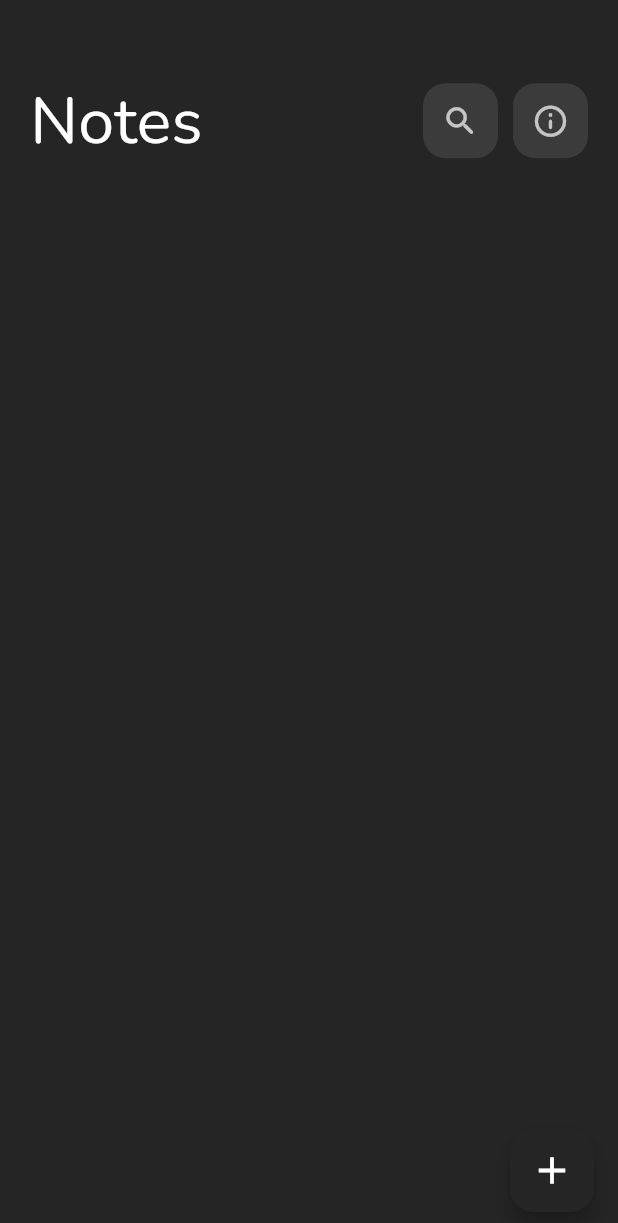
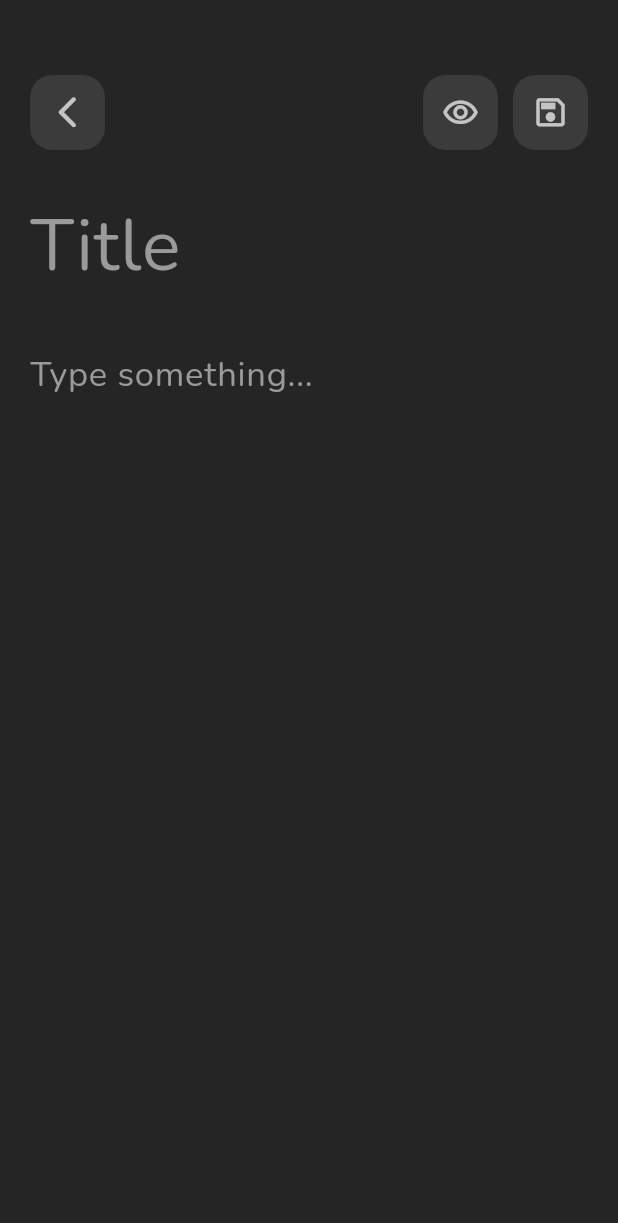
Before and after one commit to Floskam1/note_app, a Flutter app: the NotesScreen screen opened by its route, after a tap on the "add" icon, on a phone screen of 412 x 824 dp. Shown: the top 1223 px of the screen. Run offline on Flutter 3.47's test engine with Material 3 defaults, Android fonts, the phone set to English and light mode, and no system bars; our stand-ins replace equatable, flutter_bloc, flutter_svg, get_it, go_router, google_sign_in and 1 more; missing offline and left inert: flutter_quill; accounts and stored records are empty.

Commit message:
Second Commit

```diff
--- /dev/null
+++ b/devtools_options.yaml
@@ -0,0 +1,3 @@
+description: This file stores settings for Dart & Flutter DevTools.
+documentation: https://docs.flutter.dev/tools/devtools/extensions#configure-extension-enablement-states
+extensions:
--- a/lib/core/router/app_router.dart
+++ b/lib/core/router/app_router.dart
@@ -4,6 +4,7 @@ import 'package:note_app/core/middlewares/auth_middleware.dart';
 import 'package:note_app/features/authentication/presentation/screens/forgot_password_screen.dart';
 import 'package:note_app/features/authentication/presentation/screens/sign_in_screen.dart';
 import 'package:note_app/features/authentication/presentation/screens/sign_up_screen.dart';
+import 'package:note_app/features/note/presentation/screens/note_details_screen.dart';
 import 'package:note_app/features/note/presentation/screens/notes_screen.dart';
 
 class AppRouter {
@@ -11,6 +12,7 @@ class AppRouter {
   static const String signIn = "sign-in";
   static const String forgotPassword = "forgot-password";
   static const String notes = "notes";
+  static const String noteDetails = "note-details";
 
   GoRouter get routerConfig => GoRouter(
     initialLocation: "/",
@@ -24,6 +26,13 @@ class AppRouter {
       GoRoute(
         name: notes,
         path: "/notes",
+        routes: [
+          GoRoute(
+            name: noteDetails,
+            path: "/note-details",
+            builder: (context, state) => const NoteDetailsScreen(),
+          ),
+        ],
         builder: (context, state) => const NotesScreen(),
       ),
       GoRoute(
--- a/lib/core/theme/app_theme.dart
+++ b/lib/core/theme/app_theme.dart
@@ -4,6 +4,8 @@ class AppTheme {
   static const Color primaryColor = Color(0xFF252525);
   static const Color secondaryColor = Color(0xFF3B3B3B);
   static const Color backgroundColor = Color.fromRGBO(50, 50, 50, 1);
+  static const Color hintTextColor = Color(0xFF9A9A9A);
+  static const Color iconColor = Color(0xFFD0D0D0);
   static const List<Color> noteColors = [
     Color(0xFFFD99FF),
     Color(0xFFFF9E9E),
--- /dev/null
+++ b/lib/features/note/presentation/screens/note_details_screen.dart
@@ -0,0 +1,93 @@
+import 'package:flutter/material.dart';
+import 'package:flutter_quill/flutter_quill.dart';
+import 'package:go_router/go_router.dart';
+import 'package:note_app/core/theme/app_theme.dart';
+import 'package:note_app/core/widgets/custom_icon.dart';
+
+class NoteDetailsScreen extends StatefulWidget {
+  const NoteDetailsScreen({super.key});
+
+  @override
+  State<NoteDetailsScreen> createState() => _NoteDetailsScreenState();
+}
+
+class _NoteDetailsScreenState extends State<NoteDetailsScreen> {
+  final QuillController _controller = QuillController.basic();
+
+  @override
+  void dispose() {
+    _controller.dispose();
+    super.dispose();
+  }
+
+  @override
+  Widget build(BuildContext context) {
+    return Scaffold(
+      backgroundColor: AppTheme.primaryColor,
+      body: Column(
+        children: [
+          Expanded(
+            child: Container(
+              margin: const EdgeInsets.only(top: 50, left: 20, right: 20),
+              child: Column(
+                children: [
+                  Row(
+                    mainAxisAlignment: MainAxisAlignment.spaceBetween,
+                    children: [
+                      CustomIcon(
+                        icon: Icons.arrow_back_ios_new_rounded,
+                        onTap: () => context.pop(),
+                      ),
+                      Row(
+                        children: [
+                          CustomIcon(
+                            icon: Icons.remove_red_eye_outlined,
+                            onTap: () {},
+                          ),
+                          const SizedBox(width: 10),
+                          CustomIcon(icon: Icons.save_outlined, onTap: () {}),
+                        ],
+                      ),
+                    ],
+                  ),
+                  const SizedBox(height: 20),
+                  TextField(
+                    style: TextStyle(color: Colors.white, fontSize: 48),
+                    decoration: InputDecoration(
+                      hintText: 'Title',
+                      hintStyle: TextStyle(
+                        color: AppTheme.hintTextColor,
+                        fontSize: 48,
+                      ),
+                      border: InputBorder.none,
+                    ),
+                  ),
+                  const SizedBox(height: 16),
+                  Expanded(
+                    child: TextField(
+                      style: TextStyle(color: Colors.white, fontSize: 23),
+                      maxLines: null,
+                      expands: true,
+                      decoration: InputDecoration(
+                        hintText: 'Type something...',
+                        hintStyle: TextStyle(
+                          color: AppTheme.hintTextColor,
+                          fontSize: 23,
+                        ),
+                        border: InputBorder.none,
+                      ),
+                    ),
+                  ),
+                ],
+              ),
+            ),
+          ),
+          SizedBox(
+            height: 50,
+            width: double.infinity,
+          ),
+        ],
+      ),
+    );
+  }
+}
--- a/lib/features/note/presentation/screens/notes_screen.dart
+++ b/lib/features/note/presentation/screens/notes_screen.dart
@@ -1,4 +1,6 @@
 import 'package:flutter/material.dart';
+import 'package:go_router/go_router.dart';
+import 'package:note_app/core/router/app_router.dart';
 import 'package:note_app/core/theme/app_theme.dart';
 import 'package:note_app/core/widgets/custom_icon.dart';
 
@@ -31,12 +33,11 @@ class NotesScreen extends StatelessWidget {
               ],
             ),
             const SizedBox(height: 20),
-
           ],
         ),
       ),
       floatingActionButton: FloatingActionButton(
-        onPressed: () {},
+        onPressed: () => context.goNamed(AppRouter.noteDetails),
         backgroundColor: AppTheme.primaryColor,
         child: Icon(Icons.add, color: Colors.white, size: 30),
       ),
```
Also changed, not shown: 2 other files.
